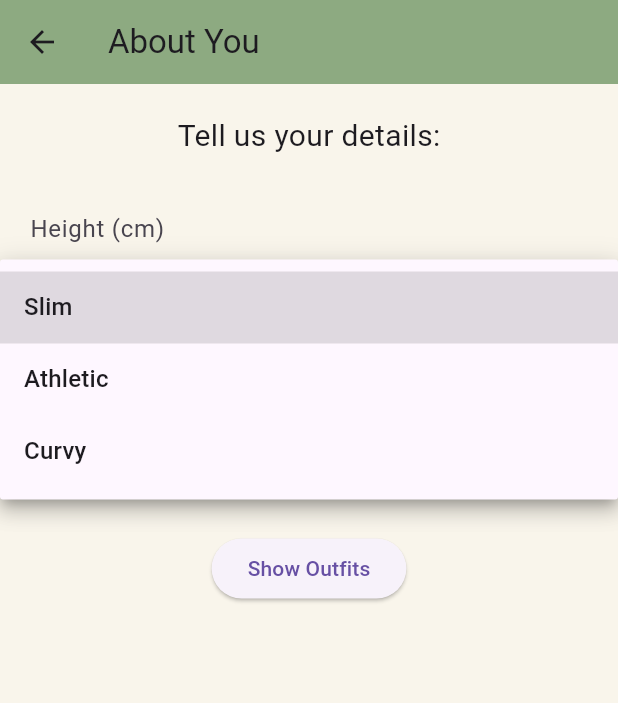
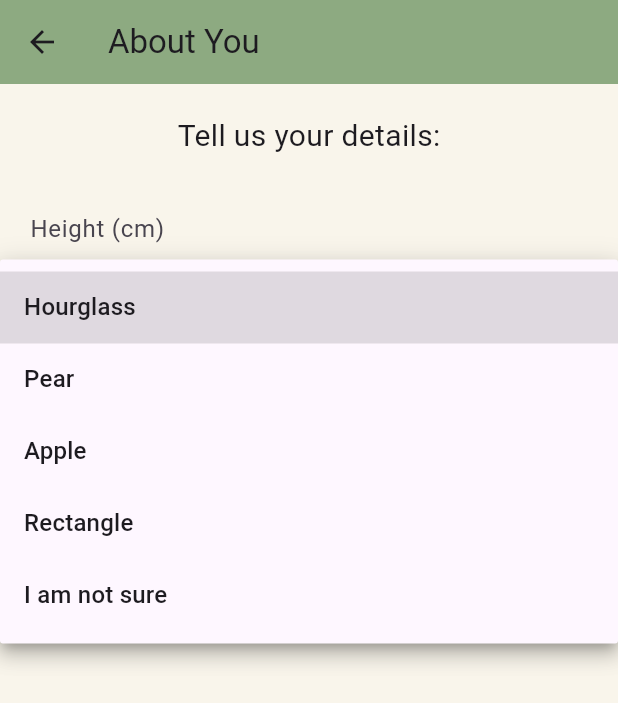
Before and after one commit to Ayamira73/modesta_clean, a Flutter app: the QuizScreen screen opened directly, after a tap on "Body Shape", on a phone screen of 412 x 824 dp. Shown: the top 703 px of the screen. Run offline on Flutter 3.47's test engine with Material 3 defaults, Android fonts, the phone set to English and light mode, and no system bars.

Commit message:
onboarding page changes

```diff
--- a/lib/main.dart
+++ b/lib/main.dart
@@ -14,7 +14,7 @@ class ModestaApp extends StatelessWidget {
       title: 'Modesta',
       debugShowCheckedModeBanner: false,
       theme: ThemeData(
-        // Deine neue Farbpalette
+        // Farbpalette
         scaffoldBackgroundColor: const Color(0xFFF9F5EB), // Beige
         primaryColor: const Color(0xFF8DAA81),           // Pistazien-Grün
         useMaterial3: true,
--- a/lib/screens/quiz_screen.dart
+++ b/lib/screens/quiz_screen.dart
@@ -28,21 +28,21 @@ class _QuizScreenState extends State<QuizScreen> {
               isExpanded: true,
               hint: const Text("Body Shape"),
               value: _shape,
-              items: ['Slim', 'Athletic', 'Curvy'].map((s) => DropdownMenuItem(value: s, child: Text(s))).toList(),
+              items: ['Hourglass', 'Pear', 'Apple', 'Rectangle', 'I am not sure'].map((s) => DropdownMenuItem(value: s, child: Text(s))).toList(),
               onChanged: (val) => setState(() => _shape = val),
             ),
             DropdownButton<String>(
               isExpanded: true,
               hint: const Text("Skin Tone"),
               value: _skin,
-              items: ['Fair', 'Medium', 'Dark'].map((s) => DropdownMenuItem(value: s, child: Text(s))).toList(),
+              items: ['Fair', 'Light', 'Medium', 'Olive', 'Brown' 'Dark'].map((s) => DropdownMenuItem(value: s, child: Text(s))).toList(),
               onChanged: (val) => setState(() => _skin = val),
             ),
             DropdownButton<String>(
               isExpanded: true,
               hint: const Text("Style"),
               value: _style,
-              items: ['Casual', 'Elegant', 'Street'].map((s) => DropdownMenuItem(value: s, child: Text(s))).toList(),
+              items: ['Casual', 'Street', 'Elegant', 'Minimal', 'Old money'].map((s) => DropdownMenuItem(value: s, child: Text(s))).toList(),
               onChanged: (val) => setState(() => _style = val),
             ),
             const SizedBox(height: 30),
```
